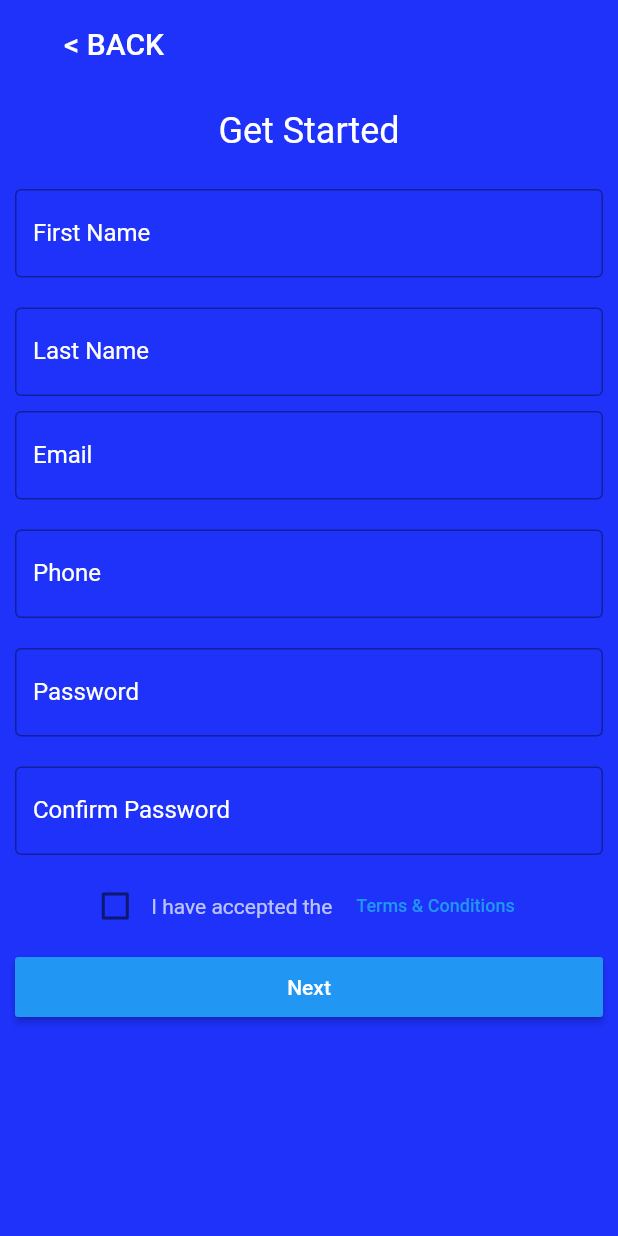
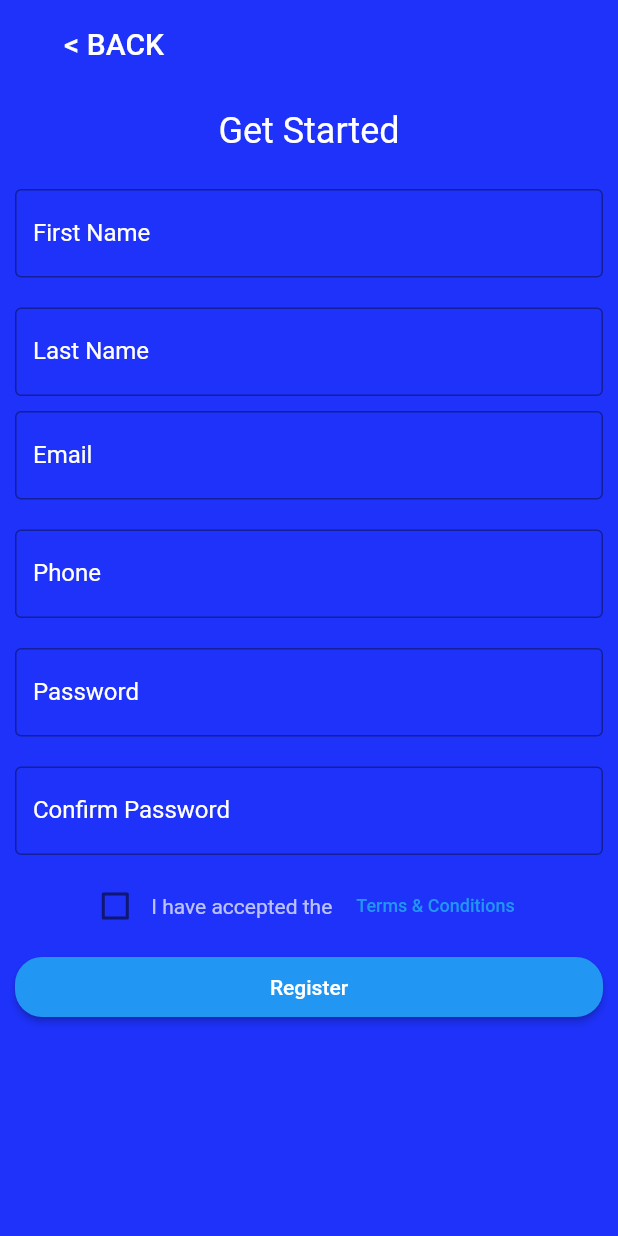
Before and after one commit to abdelrahmansafwat/fastcash-mobile, a Flutter app: the screen it shows after launch, after a tap on the "skip next" icon, after a tap on "Get Started", on a phone screen of 412 x 824 dp. Run offline on Flutter 3.47's test engine with Material 2 defaults, Android fonts, the phone set to English and light mode, and no system bars; our stand-ins replace firebase_auth, firebase_messaging, flutter_secure_storage, form_field_validator, get_it, intro_slider and 2 more; missing offline and left inert: qr_code_scanner; accounts and stored records are empty; network calls fail.

Commit message:
Final touches
Fixed several major bugs

```diff
--- a/fastcash/lib/home.dart
+++ b/fastcash/lib/home.dart
@@ -22,6 +22,7 @@ class Home extends StatelessWidget {
     return MaterialApp(
       title: 'Welcome to Flutter',
       home: Scaffold(
+        resizeToAvoidBottomInset: false,
         appBar: AppBar(
           title: Text('Welcome to Flutter'),
         ),
--- a/fastcash/lib/main.dart
+++ b/fastcash/lib/main.dart
@@ -32,6 +32,7 @@ class _MyApp extends State<MyApp> {
     // TODO: implement build
     return MaterialApp(
       home: Scaffold(
+        resizeToAvoidBottomInset: false,
         body: Container(
           child: Center(
             //child: IntroScreen(),
--- a/fastcash/lib/profile.dart
+++ b/fastcash/lib/profile.dart
@@ -112,6 +112,7 @@ class MapScreenState extends State<ProfilePage>
   @override
   Widget build(BuildContext context) {
     return new Scaffold(
+      resizeToAvoidBottomInset: false,
         body: Form(
       key: _formKey,
       child: new Container(
--- a/fastcash/lib/receivePayment.dart
+++ b/fastcash/lib/receivePayment.dart
@@ -21,6 +21,7 @@ class _ReceivePayment extends State<ReceivePayment> {
   @override
   Widget build(BuildContext context) {
     return Scaffold(
+      resizeToAvoidBottomInset: false,
       body: Center(
         child: Column(
             children: <Widget>[
--- a/fastcash/lib/registerFirstPage.dart
+++ b/fastcash/lib/registerFirstPage.dart
@@ -118,6 +118,7 @@ class _RegisterFirstPage extends State<RegisterFirstPage> {
 
     return MaterialApp(
       home: Scaffold(
+        resizeToAvoidBottomInset: false,
         body: Form(
           key: _formKey,
           child: DecoratedBox(
@@ -291,7 +292,11 @@ class _RegisterFirstPage extends State<RegisterFirstPage> {
                     child: RaisedButton(
                       textColor: Colors.white,
                       color: Colors.blue,
-                      child: Text('Next'),
+                      shape: RoundedRectangleBorder(
+                          borderRadius: BorderRadius.circular(18.0),
+                          //side: BorderSide(color: Colors.red)
+                        ),
+                      child: Text('Register'),
                       onPressed: () async {
                         if (acceptTerm) {
                           if (_formKey.currentState.validate()) {
```
Also changed, not shown: fastcash/lib/login.dart (+13 -1 lines), fastcash/lib/sendPayment.dart (+30 -6 lines).
